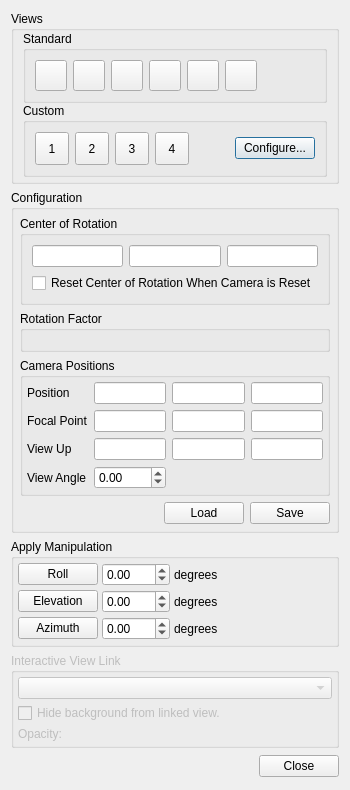
Qt form Qt/Components/Resources/UI/pqCameraDialog.ui (Kitware/ParaView) before a commit.
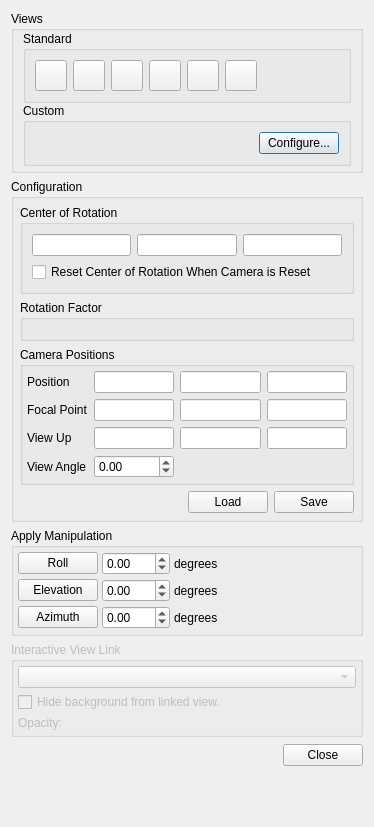
The same form after that commit. Icons and pictures are not drawn. Custom widgets are drawn as their Qt base class.

Commit message:
pqCameraDialog supports > 4 camera configs.
Updating pqCameraDialog to support more than 4 custom camera locations.

```diff
--- a/Qt/Components/Resources/UI/pqCameraDialog.ui
+++ b/Qt/Components/Resources/UI/pqCameraDialog.ui
@@ -9,8 +9,8 @@
    <rect>
     <x>0</x>
     <y>0</y>
-    <width>349</width>
-    <height>712</height>
+    <width>374</width>
+    <height>827</height>
    </rect>
   </property>
   <property name="sizePolicy">
@@ -199,92 +199,7 @@
         </property>
         <layout class="QHBoxLayout" name="horizontalLayout_4">
          <item>
-          <widget class="QToolButton" name="customView0">
-           <property name="minimumSize">
-            <size>
-             <width>34</width>
-             <height>33</height>
-            </size>
-           </property>
-           <property name="toolTip">
-            <string>not configured</string>
-           </property>
-           <property name="text">
-            <string>1</string>
-           </property>
-           <property name="iconSize">
-            <size>
-             <width>24</width>
-             <height>24</height>
-            </size>
-           </property>
-          </widget>
-         </item>
-         <item>
-          <widget class="QToolButton" name="customView1">
-           <property name="minimumSize">
-            <size>
-             <width>34</width>
-             <height>33</height>
-            </size>
-           </property>
-           <property name="toolTip">
-            <string>not configured</string>
-           </property>
-           <property name="text">
-            <string>2</string>
-           </property>
-           <property name="iconSize">
-            <size>
-             <width>24</width>
-             <height>24</height>
-            </size>
-           </property>
-          </widget>
-         </item>
-         <item>
-          <widget class="QToolButton" name="customView2">
-           <property name="minimumSize">
-            <size>
-             <width>34</width>
-             <height>33</height>
-            </size>
-           </property>
-           <property name="toolTip">
-            <string>not configured</string>
-           </property>
-           <property name="text">
-            <string>3</string>
-           </property>
-           <property name="iconSize">
-            <size>
-             <width>24</width>
-             <height>24</height>
-            </size>
-           </property>
-          </widget>
-         </item>
-         <item>
-          <widget class="QToolButton" name="customView3">
-           <property name="minimumSize">
-            <size>
-             <width>34</width>
-             <height>33</height>
-            </size>
-           </property>
-           <property name="toolTip">
-            <string>not configured</string>
-           </property>
-           <property name="text">
-            <string>4</string>
-           </property>
-           <property name="iconSize">
-            <size>
-             <width>24</width>
-             <height>24</height>
-            </size>
-           </property>
-          </widget>
+          <layout class="QGridLayout" name="customViewGridLayout"/>
          </item>
          <item>
           <spacer name="horizontalSpacer_2">
@@ -393,7 +308,7 @@
           <number>4</number>
          </property>
          <property name="spacing">
-          <number>-1</number>
+          <number>6</number>
          </property>
          <item row="0" column="0">
           <widget class="QLabel" name="label_22">
```
Left out of the diff: 72 changed lines with no effect on the pictures. Lines whose indentation alone changed are shown as unchanged. The commit also changes 3 other files.
